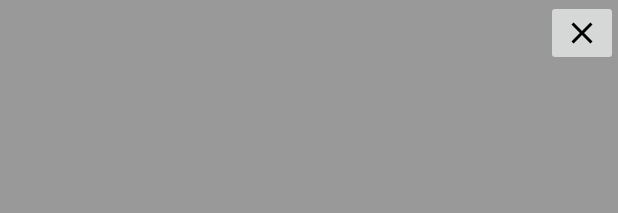
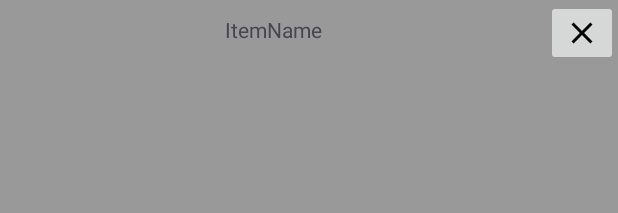
Before and after one commit to Kprzeslawski/MobileApp, an Android app: the layout popup_item.xml on its own in the app's theme, with its tools: preview values and no code run, on a phone screen of 412 x 824 dp. Shown: the top 213 px of the screen. Run offline under Robolectric (Android 15) with nearby library versions, the phone set to English and light mode, and no system bars.

Commit message:
popup add fields fo display item props

```diff
--- a/app/src/main/res/layout/popup_item.xml
+++ b/app/src/main/res/layout/popup_item.xml
@@ -18,5 +18,72 @@
             app:layout_constraintTop_toTopOf="parent"
             app:srcCompat="@drawable/close" />
 
+        <TextView
+            android:id="@+id/inv_frag_popup_item_item_name"
+            android:layout_width="0dp"
+            android:layout_height="40dp"
+            android:gravity="center"
+            android:text="ItemName"
+            app:layout_constraintEnd_toStartOf="@+id/popup_item_close_button"
+            app:layout_constraintStart_toStartOf="parent"
+            app:layout_constraintTop_toTopOf="parent" />
+
+        <TextView
+            android:id="@+id/inv_frag_popup_item_health"
+            android:layout_width="wrap_content"
+            android:layout_height="wrap_content"
+            android:layout_marginTop="30dp"
+            app:layout_constraintStart_toStartOf="parent"
+            app:layout_constraintTop_toBottomOf="@+id/inv_frag_popup_item_item_name" />
+
+        <TextView
+            android:id="@+id/inv_frag_popup_item_attack_dmg"
+            android:layout_width="wrap_content"
+            android:layout_height="wrap_content"
+            app:layout_constraintStart_toStartOf="parent"
+            app:layout_constraintTop_toBottomOf="@+id/inv_frag_popup_item_health" />
+
+        <TextView
+            android:id="@+id/inv_frag_popup_item_armor"
+            android:layout_width="wrap_content"
+            android:layout_height="wrap_content"
+            app:layout_constraintStart_toStartOf="parent"
+            app:layout_constraintTop_toBottomOf="@+id/inv_frag_popup_item_attack_dmg" />
+
+        <TextView
+            android:id="@+id/inv_frag_popup_item_defense"
+            android:layout_width="wrap_content"
+            android:layout_height="wrap_content"
+            app:layout_constraintStart_toStartOf="parent"
+            app:layout_constraintTop_toBottomOf="@+id/inv_frag_popup_item_armor" />
+
+        <TextView
+            android:id="@+id/inv_frag_popup_item_power"
+            android:layout_width="wrap_content"
+            android:layout_height="wrap_content"
+            app:layout_constraintStart_toStartOf="parent"
+            app:layout_constraintTop_toBottomOf="@+id/inv_frag_popup_item_defense" />
+
+        <TextView
+            android:id="@+id/inv_frag_popup_item_agile"
+            android:layout_width="wrap_content"
+            android:layout_height="wrap_content"
+            app:layout_constraintStart_toStartOf="parent"
+            app:layout_constraintTop_toBottomOf="@+id/inv_frag_popup_item_power" />
+
+        <TextView
+            android:id="@+id/inv_frag_popup_item_c_rate"
+            android:layout_width="wrap_content"
+            android:layout_height="wrap_content"
+            app:layout_constraintStart_toStartOf="parent"
+            app:layout_constraintTop_toBottomOf="@+id/inv_frag_popup_item_agile" />
+
+        <TextView
+            android:id="@+id/inv_frag_popup_item_c_dmg"
+            android:layout_width="wrap_content"
+            android:layout_height="wrap_content"
+            app:layout_constraintStart_toStartOf="parent"
+            app:layout_constraintTop_toBottomOf="@+id/inv_frag_popup_item_c_rate" />
+
     </androidx.constraintlayout.widget.ConstraintLayout>
 </RelativeLayout>
```
